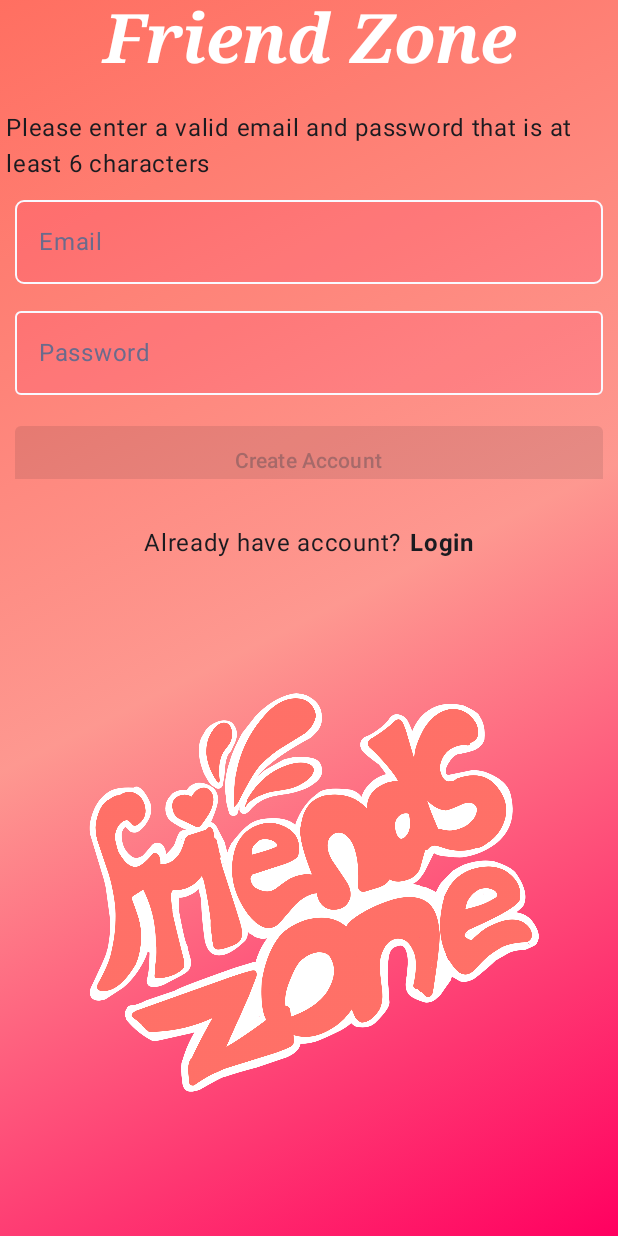
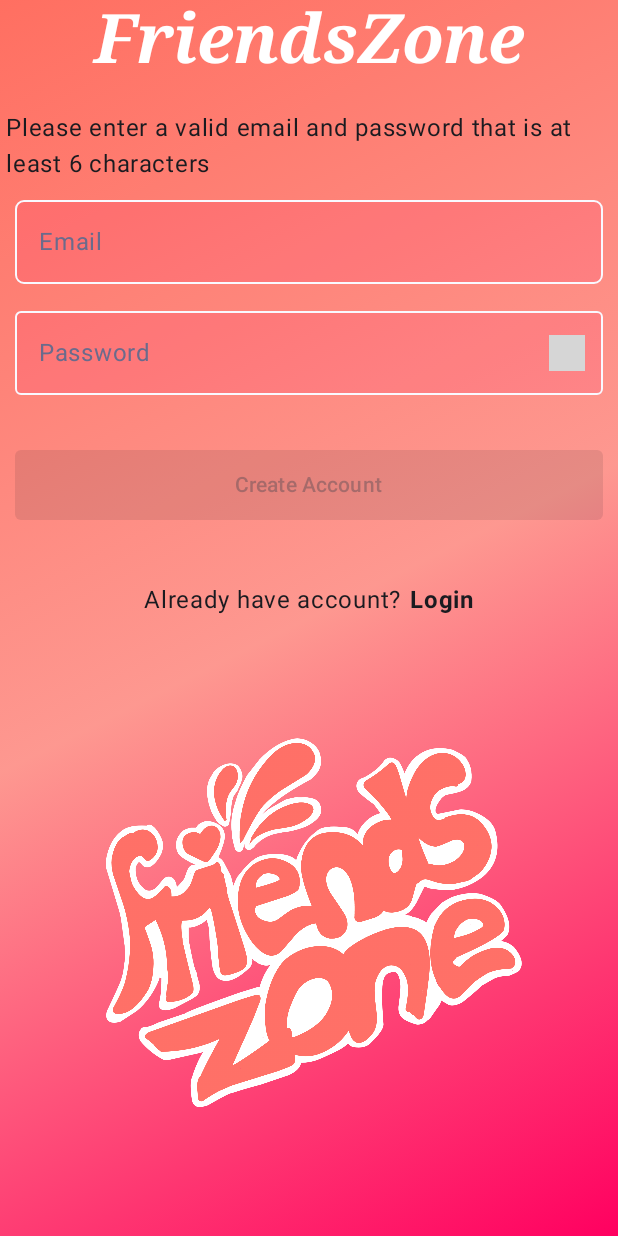
Before and after one commit to morozovaleks777/meetUps, an Android app built with Jetpack Compose: the screen it shows after launch (MainActivity), after a tap on "Sign up", on a phone screen of 412 x 824 dp. Run offline under Robolectric (Android 15) with nearby library versions, the phone set to English and light mode, and no system bars; our stand-ins replace Dagger/Hilt's generated code, Firebase (no records; nobody signed in at launch, a user with empty details on screens opened directly), Timber, accompanist; libraries missing offline, so code that uses them is left out: com.squareup.leakcanary; 3 statements that could not run were skipped; grey boxes are pictures that could not be loaded.

Commit message:
add validation and handle error login auth

```diff
--- a/app/src/main/java/com/morozov/meetups/presentation/login/Components.kt
+++ b/app/src/main/java/com/morozov/meetups/presentation/login/Components.kt
@@ -2,16 +2,21 @@ package com.morozov.meetups.presentation.login
 
 
 
-import android.graphics.drawable.Drawable
-import android.os.Build
 import androidx.compose.foundation.background
-import androidx.compose.foundation.layout.*
+import androidx.compose.foundation.layout.Column
+import androidx.compose.foundation.layout.fillMaxWidth
+import androidx.compose.foundation.layout.padding
+import androidx.compose.foundation.layout.size
+import androidx.compose.foundation.layout.wrapContentSize
+import androidx.compose.foundation.rememberScrollState
 import androidx.compose.foundation.shape.RoundedCornerShape
 import androidx.compose.foundation.text.KeyboardActions
 import androidx.compose.foundation.text.KeyboardOptions
-import androidx.compose.material.*
-import androidx.compose.material.icons.Icons
-import androidx.compose.material.icons.filled.Close
+import androidx.compose.foundation.verticalScroll
+import androidx.compose.material3.Button
+import androidx.compose.material3.ButtonDefaults
+import androidx.compose.material3.CircularProgressIndicator
+import androidx.compose.material3.Icon
 import androidx.compose.material3.IconButton
 import androidx.compose.material3.MaterialTheme
 import androidx.compose.material3.OutlinedTextField
@@ -19,18 +24,20 @@ import androidx.compose.material3.OutlinedTextFieldDefaults
 import androidx.compose.material3.Text
 import androidx.compose.runtime.Composable
 import androidx.compose.runtime.MutableState
+import androidx.compose.runtime.getValue
+import androidx.compose.runtime.mutableStateOf
 import androidx.compose.runtime.remember
+import androidx.compose.runtime.saveable.rememberSaveable
+import androidx.compose.runtime.setValue
+import androidx.compose.ui.Alignment
+import androidx.compose.ui.ExperimentalComposeUiApi
 import androidx.compose.ui.Modifier
-import androidx.compose.ui.draw.blur
-import androidx.compose.ui.draw.drawWithCache
-import androidx.compose.ui.draw.shadow
-import androidx.compose.ui.graphics.BlendMode
-import androidx.compose.ui.graphics.Brush
+import androidx.compose.ui.focus.FocusRequester
+import androidx.compose.ui.focus.focusRequester
 import androidx.compose.ui.graphics.Color
-import androidx.compose.ui.graphics.ColorFilter
-import androidx.compose.ui.graphics.graphicsLayer
-import androidx.compose.ui.layout.ContentScale
-import androidx.compose.ui.platform.LocalContext
+import androidx.compose.ui.platform.LocalSoftwareKeyboardController
+import androidx.compose.ui.res.painterResource
+import androidx.compose.ui.res.stringResource
 import androidx.compose.ui.text.TextStyle
 import androidx.compose.ui.text.font.FontFamily
 import androidx.compose.ui.text.font.FontStyle
@@ -39,18 +46,16 @@ import androidx.compose.ui.text.input.ImeAction
 import androidx.compose.ui.text.input.KeyboardType
 import androidx.compose.ui.text.input.PasswordVisualTransformation
 import androidx.compose.ui.text.input.VisualTransformation
-import androidx.compose.ui.text.style.TextOverflow
+import androidx.compose.ui.tooling.preview.Preview
 import androidx.compose.ui.unit.dp
 import androidx.compose.ui.unit.sp
-import coil.compose.AsyncImage
-import coil.request.ImageRequest
-import coil.size.Scale
+import com.morozov.meetups.R
 import com.morozov.meetups.ui.theme.ColorsExtra
 import com.morozov.meetups.ui.theme.Coral
 
 @Composable
 fun AppLogo(modifier: Modifier = Modifier) {
-    Text(text = "Friend Zone",
+    Text(text = "FriendsZone",
         modifier = modifier.padding(bottom = 16.dp),
         style = MaterialTheme.typography.headlineLarge.copy(fontSize = 45.sp, fontStyle = FontStyle.Italic),
         color = Color.White,
@@ -108,7 +113,7 @@ fun InputField(
         colors = OutlinedTextFieldDefaults.colors(
             focusedTextColor = ColorsExtra.SolidLight100,
             unfocusedTextColor = ColorsExtra.SolidLight100,
-            errorTextColor = ColorsExtra.SolidLight100,
+            errorTextColor = ColorsExtra.SolidDark100,
 
             focusedContainerColor = Color.White,
             unfocusedContainerColor = ColorsExtra.SolidPink100.copy(0.1f),
@@ -122,9 +127,9 @@ fun InputField(
             unfocusedLabelColor = ColorsExtra.SolidLight50,
             errorLabelColor = ColorsExtra.SolidRed100,
 
-            errorSupportingTextColor = ColorsExtra.SolidRed100,
-            focusedSupportingTextColor = ColorsExtra.SolidLight80,
-            unfocusedSupportingTextColor = ColorsExtra.SolidLight80,
+            errorSupportingTextColor = ColorsExtra.SolidDark100,
+            focusedSupportingTextColor = ColorsExtra.SolidDark100,
+            unfocusedSupportingTextColor = ColorsExtra.SolidDark100,
         )
 
     )
@@ -138,14 +143,20 @@ fun InputField(
 fun PasswordInput(
     modifier: Modifier,
     passwordState: MutableState<String>,
+    keyboardType: KeyboardType = KeyboardType.Password,
     labelId: String,
     enabled: Boolean,
-    passwordVisibility: MutableState<Boolean>,
+    errorText:String = "Error",
+    supportText: String = "",
     imeAction: ImeAction = ImeAction.Done,
     onAction: KeyboardActions = KeyboardActions.Default,
 ) {
-
-    val visualTransformation = if (passwordVisibility.value) VisualTransformation.None else
+    var showPassword by remember { mutableStateOf(false) }
+    val visualTransformation = if (showPassword || keyboardType != KeyboardType.Password) {
+        VisualTransformation.None
+    } else {
+        PasswordVisualTransformation()
+    }
         PasswordVisualTransformation()
     OutlinedTextField(value = passwordState.value,
         onValueChange = {
@@ -162,12 +173,33 @@ fun PasswordInput(
             keyboardType = KeyboardType.Password,
             imeAction = imeAction),
         visualTransformation = visualTransformation,
-        trailingIcon = {PasswordVisibility(passwordVisibility = passwordVisibility)},
+        supportingText = {
+            val extraText = errorText.ifEmpty { supportText }
+            if (extraText.isNotEmpty()) {
+                Text(text = extraText)
+            }
+        },
+        trailingIcon = {
+            if (keyboardType == KeyboardType.Password) {
+                IconButton(onClick = {showPassword = !showPassword }) {
+                    Icon(
+                        painter = if (showPassword) {
+                            painterResource(R.drawable.ic_eye_closed)
+                        } else {
+                            painterResource(R.drawable.ic_eye_open)
+                        },
+                        contentDescription = stringResource(R.string.password_visibility),
+                        modifier = Modifier.size(24.dp),
+                        tint = ColorsExtra.SolidDark100
+                    )
+                }
+            }
+        },
         keyboardActions = onAction,
         colors = OutlinedTextFieldDefaults.colors(
             focusedTextColor = ColorsExtra.SolidLight100,
             unfocusedTextColor = ColorsExtra.SolidLight100,
-            errorTextColor = ColorsExtra.SolidLight100,
+            errorTextColor = ColorsExtra.SolidDark100,
 
             focusedContainerColor = Color.White,
             unfocusedContainerColor = ColorsExtra.SolidPink100.copy(0.1f),
@@ -181,75 +213,91 @@ fun PasswordInput(
             unfocusedLabelColor = ColorsExtra.SolidLight50,
             errorLabelColor = ColorsExtra.SolidRed100,
 
-            errorSupportingTextColor = ColorsExtra.SolidRed100,
-            focusedSupportingTextColor = ColorsExtra.SolidLight80,
-            unfocusedSupportingTextColor = ColorsExtra.SolidLight80,
+            errorSupportingTextColor = ColorsExtra.SolidDark100,
+            focusedSupportingTextColor = ColorsExtra.SolidDark100,
+            unfocusedSupportingTextColor = ColorsExtra.SolidDark100,
         )
     )
 
 }
 
+@ExperimentalComposeUiApi
+@Preview
 @Composable
-fun PasswordVisibility(passwordVisibility: MutableState<Boolean>) {
-    val visible = passwordVisibility.value
-    IconButton(onClick = { passwordVisibility.value = !visible}) {
-        Icons.Default.Close
+fun UserForm(
+    loading: Boolean = false,
+    errorText: String = "error",
+    isCreateAccount: Boolean = false,
+    onDone: (String, String) -> Unit = { _, _ -> }
+) {
+    val email = rememberSaveable { mutableStateOf("") }
+    val password = rememberSaveable { mutableStateOf("") }
+    val passwordFocusRequest = FocusRequester.Default
+    val keyboardController = LocalSoftwareKeyboardController.current
+    val valid = remember(email.value, password.value) {
+        email.value.trim().isNotEmpty() && password.value.trim().isNotEmpty()
 
     }
+    val modifier = Modifier
+        .wrapContentSize()
+        .background(Color.Transparent)
+        .verticalScroll(rememberScrollState())
 
-}
-@Composable
-fun BackgroundImage(
-) {
-    val mainBgColor = ColorsExtra.SolidDark100
-    val gradient = remember {
-        Brush.verticalGradient(
-            colors = listOf(
-                mainBgColor,
-                mainBgColor.copy(alpha = 0.2f),
-                mainBgColor.copy(alpha = 0.1f),
-                mainBgColor.copy(alpha = 0.3f),
-                mainBgColor.copy(alpha = 0.8f),
-                mainBgColor,
-            ),
+
+    Column(
+        modifier,
+        horizontalAlignment = Alignment.CenterHorizontally
+    ) {
+        if (isCreateAccount) Text(
+            text = stringResource(R.string.create_acct),
+            modifier = Modifier.padding(4.dp)
+        ) else Text("")
+        EmailInput(
+            emailState = email, enabled = !loading,
+            onAction = KeyboardActions {
+                passwordFocusRequest.requestFocus()
+            },
         )
-    }
-    Box(
-        modifier = Modifier
-            .height(300.dp) // It's based on the size of Hero card + various padding so it'd bleed behind
-            .fillMaxWidth()
-            .shadow(
-                elevation = 10.dp,
-                spotColor = mainBgColor,
-                ambientColor = mainBgColor
-            )
+        PasswordInput(
+            errorText = errorText,
+            modifier = Modifier.focusRequester(passwordFocusRequest),
+            passwordState = password,
+            labelId = "Password",
+            enabled = !loading, //Todo change this
+            onAction = KeyboardActions {
+                if (!valid) return@KeyboardActions
+                onDone(email.value.trim(), password.value.trim())
+            })
 
-    ) {
-        AsyncImage(
-            model = ImageRequest.Builder(LocalContext.current)
-               // .data(Drawable.createFromPath("res/drawable/friends_zone.png"))
-                .data(Drawable.createFromPath("C:\\Users\\oleksandr.o.morozov\\AndroidStudioProjects\\meetups\\app\\src\\main\\res\\drawable\\friends_zone.png"))
-                .crossfade(true)
-                .scale(Scale.FIT)
-                .build(),
-            contentDescription = "background",
-            modifier = Modifier
-                .fillMaxSize()
-                .blur(radiusX = 15.dp, radiusY = 15.dp) // This will be ignored prior to Android 12
-                .shadow(
-                    elevation = 1.dp,
-                    spotColor = mainBgColor,
-                    ambientColor = mainBgColor
-                )
-               // .matchParentSize()
-                .drawWithCache {
-                    onDrawWithContent {
-                        drawContent()
-                        drawRect(gradient, blendMode = BlendMode.SrcAtop)
-                    }
-                }
-                .graphicsLayer(scaleX = 1.5f, scaleY = 1.2f),
-            contentScale = ContentScale.Crop,
-        )
+        SubmitButton(
+            textId = if (isCreateAccount) "Create Account" else "Login",
+            loading = loading,
+            validInputs = valid
+        ) {
+            onDone(email.value.trim(), password.value.trim())
+            keyboardController?.hide()
+        }
     }
 }
+
+@Composable
+fun SubmitButton(
+    textId: String,
+    loading: Boolean,
+    validInputs: Boolean,
+    onClick: () -> Unit
+) {
+    Button(
+        onClick = onClick,
+        colors = ButtonDefaults.buttonColors(containerColor = Coral.copy(alpha = 0.8f)),
+        modifier = Modifier
+            .padding(10.dp)
+            .fillMaxWidth(),
+        enabled = !loading && validInputs,
+        shape = RoundedCornerShape(size = 4.dp)
+    ) {
+        if (loading) CircularProgressIndicator(modifier = Modifier.size(25.dp))
+        else Text(text = textId, modifier = Modifier.padding(5.dp))
+
+    }
+}
--- a/app/src/main/java/com/morozov/meetups/presentation/login/LoginScreen.kt
+++ b/app/src/main/java/com/morozov/meetups/presentation/login/LoginScreen.kt
@@ -11,46 +11,29 @@ import androidx.compose.foundation.layout.Spacer
 import androidx.compose.foundation.layout.WindowInsets
 import androidx.compose.foundation.layout.asPaddingValues
 import androidx.compose.foundation.layout.fillMaxSize
-import androidx.compose.foundation.layout.fillMaxWidth
 import androidx.compose.foundation.layout.height
 import androidx.compose.foundation.layout.padding
-import androidx.compose.foundation.layout.size
 import androidx.compose.foundation.layout.statusBars
-import androidx.compose.foundation.layout.width
-import androidx.compose.foundation.rememberScrollState
-import androidx.compose.foundation.shape.RoundedCornerShape
-import androidx.compose.foundation.text.KeyboardActions
-import androidx.compose.foundation.verticalScroll
-import androidx.compose.material3.Button
-import androidx.compose.material3.ButtonDefaults
-import androidx.compose.material3.CircularProgressIndicator
 import androidx.compose.material3.MaterialTheme
 import androidx.compose.material3.Surface
 import androidx.compose.material3.Text
 import androidx.compose.runtime.Composable
+import androidx.compose.runtime.collectAsState
 import androidx.compose.runtime.mutableStateOf
 import androidx.compose.runtime.remember
 import androidx.compose.runtime.saveable.rememberSaveable
 import androidx.compose.ui.Alignment
 import androidx.compose.ui.ExperimentalComposeUiApi
 import androidx.compose.ui.Modifier
-import androidx.compose.ui.draw.scale
-import androidx.compose.ui.focus.FocusRequester
-import androidx.compose.ui.focus.focusRequester
 import androidx.compose.ui.geometry.Offset
 import androidx.compose.ui.graphics.Brush
 import androidx.compose.ui.graphics.Color
 import androidx.compose.ui.graphics.ColorFilter
 import androidx.compose.ui.layout.ContentScale
-import androidx.compose.ui.platform.LocalSoftwareKeyboardController
-import androidx.compose.ui.res.dimensionResource
 import androidx.compose.ui.res.painterResource
-import androidx.compose.ui.res.stringResource
 import androidx.compose.ui.text.font.FontWeight
-import androidx.compose.ui.tooling.preview.Preview
 import androidx.compose.ui.unit.dp
 import androidx.navigation.NavController
-import coil.size.Scale
 import com.morozov.meetups.R
 import com.morozov.meetups.presentation.app_components.SystemUI
 import com.morozov.meetups.presentation.navigation.AppScreens
@@ -60,65 +43,42 @@ import com.morozov.meetups.ui.theme.Coral
 
 @ExperimentalComposeUiApi
 @Composable
-fun LoginScreen (navController: NavController,
-                 viewModel: LoginScreenViewModel = androidx.lifecycle.viewmodel.compose.viewModel()
+fun LoginScreen(
+    navController: NavController,
+    viewModel: LoginScreenViewModel = androidx.lifecycle.viewmodel.compose.viewModel()
 ) {
     val showLoginForm = rememberSaveable { mutableStateOf(true) }
-//    val gradientBrush = Brush.linearGradient(
-//        colors = listOf(Color.Blue, Color.Green),
-//        start = Pair(1f, 0f),
-//        end = Pair(0f, 1f)
-//    )
-    val mainBgColor = Color.Blue
-    val mainBgColor2 = Color.Green
-    val gradient = remember {
-        Brush.verticalGradient(
-            colors = listOf(
-                mainBgColor2,
-                mainBgColor2.copy(alpha = 0.2f),
-                mainBgColor2.copy(alpha = 0.1f),
-                mainBgColor.copy(alpha = 0.2f),
-                mainBgColor.copy(alpha = 0.1f),
-                mainBgColor.copy(alpha = 0.3f),
-                mainBgColor.copy(alpha = 0.8f),
-                mainBgColor,
-            ),
-        )
-    }
-    val gradient2 = remember {
-        Brush.verticalGradient(
-            colors = listOf(Color.Blue, Color.Green),
-            startY = 180f,
-            endY = 650f
-        )
-    }
+
 
     val colorStart = Coral
     val colorMid = Coral.copy(0.7f)
     val colorEnd = ColorsExtra.SolidPink100
     val gradientColor = remember {
         Brush.linearGradient(
-            end= Offset.Infinite,
-            colors = listOf(colorStart,colorMid, colorEnd)
+            end = Offset.Infinite,
+            colors = listOf(colorStart, colorMid, colorEnd)
         )
     }
 
-    val insets = WindowInsets.statusBars.asPaddingValues().calculateTopPadding()
-
+    val statusBarPadding = WindowInsets.statusBars.asPaddingValues().calculateTopPadding()
+    val errorMessage = viewModel.errorMessage.collectAsState().value
 
     SystemUI()
-    Surface(modifier = Modifier
-        .fillMaxSize()) {
+    Surface(
+        modifier = Modifier
+            .fillMaxSize()
+    ) {
         Column(
             modifier = Modifier
                 .background(gradientColor)
-                .padding(top = insets)
+                .padding(top = statusBarPadding)
                 .fillMaxSize(),
             horizontalAlignment = Alignment.CenterHorizontally,
             verticalArrangement = Arrangement.Top
         ) {
             AppLogo()
             if (showLoginForm.value) UserForm(
+                errorText = errorMessage,
                 loading = false,
                 isCreateAccount = false
             ) { email, password ->
@@ -128,7 +88,11 @@ fun LoginScreen (navController: NavController,
                 }
             }
             else {
-                UserForm(loading = false, isCreateAccount = true) { email, password ->
+                UserForm(
+                    loading = false,
+                    isCreateAccount = true,
+                    errorText = ""
+                ) { email, password ->
                     viewModel.createUserWithEmailAndPassword(email, password) {
                         navController.navigate(AppScreens.HomeScreen.name)
                     }
@@ -164,91 +128,12 @@ fun LoginScreen (navController: NavController,
                 contentScale = ContentScale.Fit,
                 modifier = Modifier
                     .fillMaxSize(),
-                colorFilter = ColorFilter.lighting(Color.White, Coral.copy(alpha = 0.7f, blue = 0.4f))
+                colorFilter = ColorFilter.lighting(
+                    Color.White,
+                    Coral.copy(alpha = 0.7f, blue = 0.4f)
+                )
 
             )
         }
     }
 }
-
-@ExperimentalComposeUiApi
-@Preview
-@Composable
-fun UserForm(
-    loading: Boolean = false,
-    isCreateAccount: Boolean = false,
-    onDone: (String, String) -> Unit = { email, pwd ->}
-) {
-    val email = rememberSaveable { mutableStateOf("") }
-    val password = rememberSaveable { mutableStateOf("") }
-    val passwordVisibility = rememberSaveable { mutableStateOf(false) }
-    val passwordFocusRequest = FocusRequester.Default
-    val keyboardController = LocalSoftwareKeyboardController.current
-    val valid = remember(email.value, password.value) {
-        email.value.trim().isNotEmpty() && password.value.trim().isNotEmpty()
-
-    }
-    val modifier = Modifier
-        .height(250.dp)
-        .background(Color.Transparent)
-        .verticalScroll(rememberScrollState())
-
-
-    Column(modifier,
-        horizontalAlignment = Alignment.CenterHorizontally) {
-        if (isCreateAccount) Text(text = stringResource(R.string.create_acct),
-            modifier = Modifier.padding(4.dp)) else Text("")
-        EmailInput(
-            emailState = email, enabled = !loading,
-            onAction = KeyboardActions {
-                passwordFocusRequest.requestFocus()
-            },
-        )
-        PasswordInput(
-            modifier = Modifier.focusRequester(passwordFocusRequest),
-            passwordState = password,
-            labelId = "Password",
-            enabled = !loading, //Todo change this
-            passwordVisibility = passwordVisibility,
-            onAction = KeyboardActions {
-                if (!valid) return@KeyboardActions
-                onDone(email.value.trim(), password.value.trim())
-            })
-
-        SubmitButton(
-            textId = if (isCreateAccount) "Create Account" else "Login",
-            loading = loading,
-            validInputs = valid
-        ){
-            onDone(email.value.trim(), password.value.trim())
-            keyboardController?.hide()
-        }
-
-
-
-
-    }
-
-
-}
-
-@Composable
-fun SubmitButton(textId: String,
-                 loading: Boolean,
-                 validInputs: Boolean,
-                 onClick: () -> Unit) {
-    Button(
-        onClick = onClick,
-        colors = ButtonDefaults.buttonColors(containerColor = Coral.copy(alpha = 0.8f)),
-        modifier = Modifier
-            .padding(10.dp)
-            .fillMaxWidth(),
-        enabled = !loading && validInputs,
-        shape = RoundedCornerShape(size = 4.dp)
-    ) {
-        if (loading) CircularProgressIndicator(modifier = Modifier.size(25.dp))
-        else Text(text = textId, modifier = Modifier.padding(5.dp))
-
-    }
-
-}
--- a/app/src/main/res/values/strings.xml
+++ b/app/src/main/res/values/strings.xml
@@ -3,5 +3,6 @@
     <string name="sure"> Are you sure you want to delete this book?</string>
     <string name="action"> This action is not reversible</string>
     <string name="create_acct"> Please enter a valid email and password that is at least 6 characters</string>
+    <string name="password_visibility">password visibility</string>
     <string name="text">text</string>
 </resources>
```
Also changed, not shown: app/src/main/java/com/morozov/meetups/presentation/login/LoginScreenViewModel.kt (+22 -9 lines).
